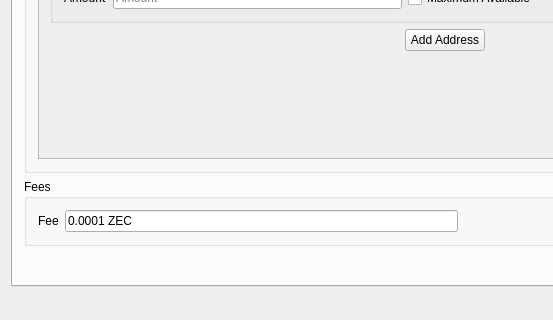
Before: the Qt Designer form src/mainwindow.ui in z-bitcoinz/BitcoinZ_Blue, drawn with Qt 5; both pictures show x 0 to 553 and y 283 to 603 of the 889 by 603 pixel window.
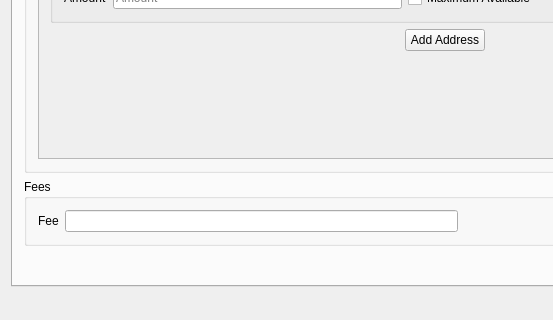
After: the same form once the commit is applied. Icons and pictures are not drawn.

Diff of the .ui file:
```diff
--- a/src/mainwindow.ui
+++ b/src/mainwindow.ui
@@ -430,7 +430,7 @@
              <item>
               <widget class="QLineEdit" name="lineEdit">
                <property name="text">
-                <string>0.0001 ZEC</string>
+                <string/>
                </property>
                <property name="readOnly">
                 <bool>true</bool>
```
Left out of the diff: 16 changed lines with no effect on the pictures.
